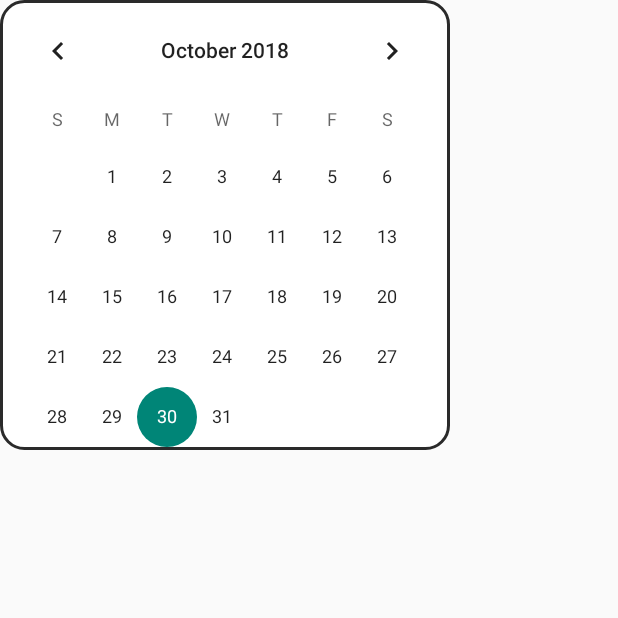
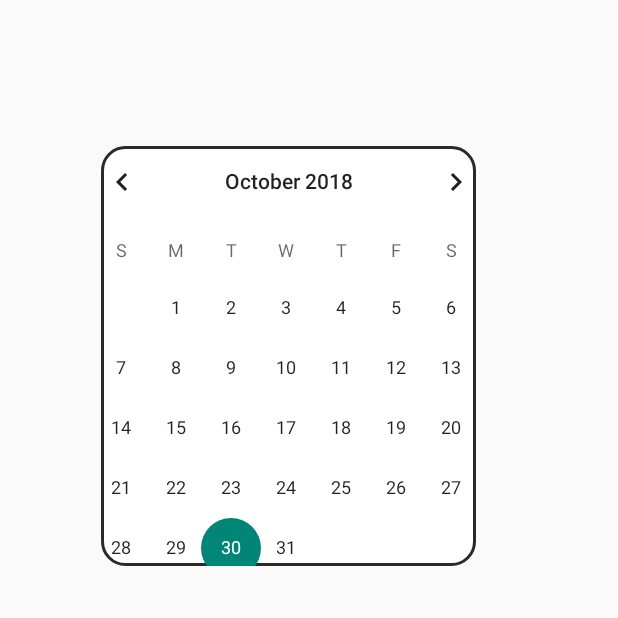
Before and after one commit to AlenDK/SENSMotion, an Android app: the fragment Kalender_frag shown on its own in the app's theme, on a phone screen of 412 x 824 dp, the top half of it. Run offline under Robolectric (Android 15) with nearby library versions, the phone set to English and light mode, and no system bars.

Commit message:
Lavet PatienData tilbage til en frag. Kalender virker næsten, udover at den blvier sat bagved, og den eneste måde at fjerne den er ved at klikke på "tilbage".

```diff
--- a/app/src/main/AndroidManifest.xml
+++ b/app/src/main/AndroidManifest.xml
@@ -16,7 +16,6 @@
                 <category android:name="android.intent.category.LAUNCHER" />
             </intent-filter>
         </activity>
-        <activity android:name=".PatientData" />
     </application>
 
 </manifest>
--- a/app/src/main/java/e/android/sensmotion/Login_frag.java
+++ b/app/src/main/java/e/android/sensmotion/Login_frag.java
@@ -3,7 +3,6 @@ package e.android.sensmotion;
 import android.app.Fragment;
 import android.content.Intent;
 import android.support.annotation.Nullable;
-import android.support.v7.app.AppCompatActivity;
 import android.os.Bundle;
 import android.view.LayoutInflater;
 import android.view.View;
@@ -43,7 +42,7 @@ public class Login_frag extends Fragment implements View.OnClickListener {
             case R.id.logIndKnap:
 
                 if (brugernavn.getText().toString().matches("admin")) {
-                    Intent intent2 = new Intent(getActivity(), PatientData.class);
+                    Intent intent2 = new Intent(getActivity(), PatientData_frag.class);
                     startActivity(intent2);
                     break;
                 } else {
--- a/app/src/main/res/layout/kalender.xml
+++ b/app/src/main/res/layout/kalender.xml
@@ -1,17 +1,20 @@
 <?xml version="1.0" encoding="utf-8"?>
 <android.support.constraint.ConstraintLayout
     xmlns:android="http://schemas.android.com/apk/res/android"
+    xmlns:app="http://schemas.android.com/apk/res-auto"
     xmlns:tools="http://schemas.android.com/tools"
     android:layout_width="match_parent"
     android:layout_height="match_parent">
 
     <LinearLayout
-        android:layout_width="300dp"
-        android:layout_height="wrap_content"
+        android:layout_width="250dp"
+        android:layout_height="280dp"
+        android:layout_marginStart="67dp"
+        android:layout_marginTop="97dp"
         android:background="@drawable/edittext_custom"
         android:gravity="center"
-        tools:layout_editor_absoluteX="42dp"
-        tools:layout_editor_absoluteY="0dp">
+        app:layout_constraintStart_toStartOf="parent"
+        app:layout_constraintTop_toTopOf="parent">
 
 
         <CalendarView
```
Also changed, not shown: app/src/main/java/e/android/sensmotion/PatientData.java (deleted, +0 -55 lines), app/src/main/java/e/android/sensmotion/PatientData_frag.java (added, +63 -0 lines), app/src/main/java/e/android/sensmotion/Patientliste_frag.java (+4 -3 lines), app/src/main/res/layout/patient_data_frag.xml (+4 -3 lines).
